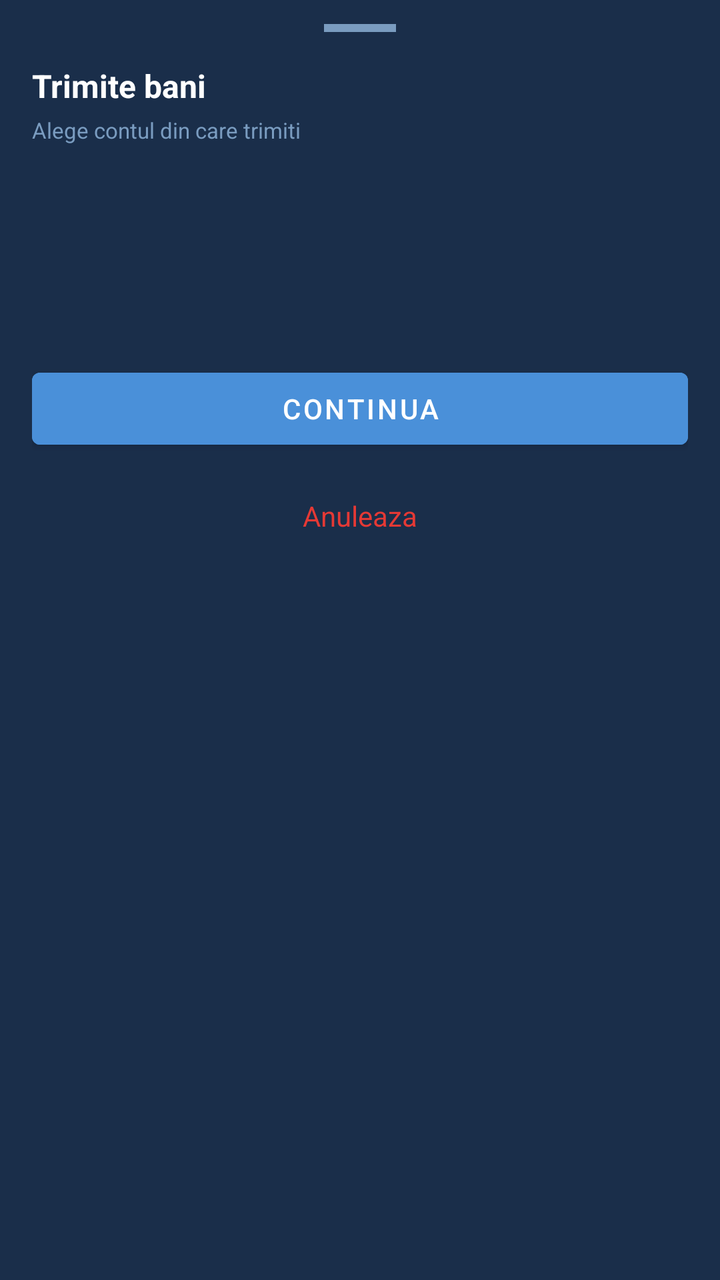
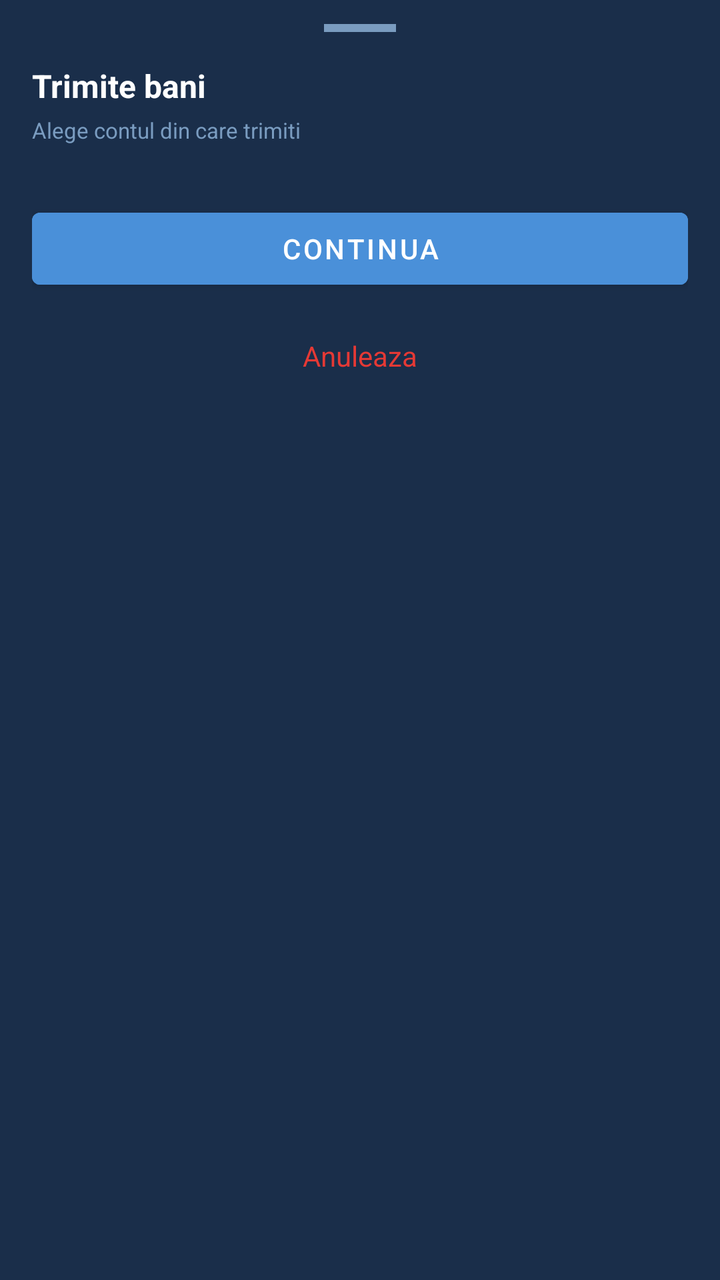

Compare the two renders of this Android layout. The source of the first and the diff that turns it into the second are given below.
<!-- AndroidManifest.xml: application theme Theme.LicentaMultibankingApp -->
<!-- res/layout/bottom_sheet_trimite.xml -->
<?xml version="1.0" encoding="utf-8"?>
<LinearLayout xmlns:android="http://schemas.android.com/apk/res/android"
    android:layout_width="match_parent"
    android:layout_height="wrap_content"
    android:orientation="vertical"
    android:background="#1A2E4A">

    <View
        android:layout_width="36dp"
        android:layout_height="4dp"
        android:background="#7A9CC0"
        android:layout_gravity="center_horizontal"
        android:layout_marginTop="12dp"
        android:layout_marginBottom="16dp"/>

    <ViewFlipper
        android:id="@+id/viewSwitcherTrimite"
        android:layout_width="match_parent"
        android:layout_height="wrap_content">

        
        <LinearLayout
            android:layout_width="match_parent"
            android:layout_height="wrap_content"
            android:orientation="vertical"
            android:paddingStart="16dp"
            android:paddingEnd="16dp"
            android:paddingBottom="24dp">

            <TextView
                android:layout_width="wrap_content"
                android:layout_height="wrap_content"
                android:text="Trimite bani"
                android:textColor="#FFFFFF"
                android:textSize="16sp"
                android:textStyle="bold"
                android:layout_marginBottom="4dp"/>

            <TextView
                android:layout_width="wrap_content"
                android:layout_height="wrap_content"
                android:text="Alege contul din care trimiti"
                android:textColor="#7A9CC0"
                android:textSize="11sp"
                android:layout_marginBottom="12dp"/>

            <androidx.recyclerview.widget.RecyclerView
                android:id="@+id/rvCarduriTrimite"
                android:layout_width="match_parent"
                android:layout_height="80dp"
                android:orientation="horizontal"
                android:clipToPadding="false"
                android:layout_marginBottom="16dp"/>

            <Button
                android:id="@+id/btnContinuaPas1"
                android:layout_width="match_parent"
                android:layout_height="wrap_content"
                android:text="Continua"
                android:backgroundTint="#4A90D9"
                android:textColor="#FFFFFF"
                android:layout_marginBottom="8dp"/>

            <TextView
                android:id="@+id/tvAnuleazaPas1"
                android:layout_width="match_parent"
                android:layout_height="wrap_content"
                android:text="Anuleaza"
                android:textColor="#E53935"
                android:gravity="center"
                android:padding="12dp"/>

        </LinearLayout>

        
        <LinearLayout
            android:layout_width="match_parent"
            android:layout_height="wrap_content"
            android:orientation="vertical"
            android:paddingStart="16dp"
            android:paddingEnd="16dp"
            android:paddingBottom="24dp">

            <TextView
                android:layout_width="wrap_content"
                android:layout_height="wrap_content"
                android:text="Catre cine trimiti?"
                android:textColor="#FFFFFF"
                android:textSize="16sp"
                android:textStyle="bold"
                android:layout_marginBottom="16dp"/>

            
            <TextView
                android:layout_width="wrap_content"
                android:layout_height="wrap_content"
                android:text="Contacte salvate"
                android:textColor="#7A9CC0"
                android:textSize="11sp"
                android:layout_marginBottom="8dp"/>

            <androidx.recyclerview.widget.RecyclerView
                android:id="@+id/rvContacteTrimite"
                android:layout_width="match_parent"
                android:layout_height="wrap_content"
                android:layout_marginBottom="12dp"
                android:nestedScrollingEnabled="false"/>

            
            <LinearLayout
                android:id="@+id/optionNrNou"
                android:layout_width="match_parent"
                android:layout_height="wrap_content"
                android:orientation="horizontal"
                android:gravity="center_vertical"
                android:background="#12203A"
                android:padding="14dp"
                android:layout_marginBottom="8dp">

                <TextView
                    android:layout_width="38dp"
                    android:layout_height="38dp"
                    android:gravity="center"
                    android:text="NR"
                    android:textColor="#B0C8F0"
                    android:textSize="11sp"
                    android:background="#1A3C6E"
                    android:layout_marginEnd="12dp"/>

                <LinearLayout
                    android:layout_width="0dp"
                    android:layout_height="wrap_content"
                    android:layout_weight="1"
                    android:orientation="vertical">

                    <TextView
                        android:layout_width="wrap_content"
                        android:layout_height="wrap_content"
                        android:text="Numar de telefon nou"
                        android:textColor="#FFFFFF"
                        android:textSize="13sp"
                        android:textStyle="bold"/>

                    <TextView
                        android:layout_width="wrap_content"
                        android:layout_height="wrap_content"
                        android:text="Trimite prin RoPay la orice numar"
                        android:textColor="#7A9CC0"
                        android:textSize="11sp"/>

                </LinearLayout>

            </LinearLayout>

            
            <LinearLayout
                android:id="@+id/optionIbanTrimite"
                android:layout_width="match_parent"
                android:layout_height="wrap_content"
                android:orientation="horizontal"
                android:gravity="center_vertical"
                android:background="#12203A"
                android:padding="14dp"
                android:layout_marginBottom="16dp">

                <TextView
                    android:layout_width="38dp"
                    android:layout_height="38dp"
                    android:gravity="center"
                    android:text="IB"
                    android:textColor="#B0C8F0"
                    android:textSize="11sp"
                    android:background="#1A3C6E"
                    android:layout_marginEnd="12dp"/>

                <LinearLayout
                    android:layout_width="0dp"
                    android:layout_height="wrap_content"
                    android:layout_weight="1"
                    android:orientation="vertical">

                    <TextView
                        android:layout_width="wrap_content"
                        android:layout_height="wrap_content"
                        android:text="Prin IBAN"
                        android:textColor="#FFFFFF"
                        android:textSize="13sp"
                        android:textStyle="bold"/>

                    <TextView
                        android:layout_width="wrap_content"
                        android:layout_height="wrap_content"
                        android:text="Introdu IBAN-ul destinatarului"
                        android:textColor="#7A9CC0"
                        android:textSize="11sp"/>

                </LinearLayout>

            </LinearLayout>

            <TextView
                android:id="@+id/tvInapoiPas2"
                android:layout_width="match_parent"
                android:layout_height="wrap_content"
                android:text="Inapoi"
                android:textColor="#4A90D9"
                android:gravity="center"
                android:padding="12dp"/>

        </LinearLayout>

        
        <LinearLayout
            android:layout_width="match_parent"
            android:layout_height="wrap_content"
            android:orientation="vertical"
            android:paddingStart="16dp"
            android:paddingEnd="16dp"
            android:paddingBottom="24dp">

            <TextView
                android:id="@+id/tvTitluDestinatarPas3"
                android:layout_width="wrap_content"
                android:layout_height="wrap_content"
                android:text="Trimite bani"
                android:textColor="#FFFFFF"
                android:textSize="16sp"
                android:textStyle="bold"
                android:layout_marginBottom="4dp"/>

            <TextView
                android:id="@+id/tvSubtitluDestinatarPas3"
                android:layout_width="wrap_content"
                android:layout_height="wrap_content"
                android:text="0722 xxx xxx"
                android:textColor="#7A9CC0"
                android:textSize="11sp"
                android:layout_marginBottom="16dp"/>

            <TextView
                android:layout_width="wrap_content"
                android:layout_height="wrap_content"
                android:text="Suma (RON)"
                android:textColor="#7A9CC0"
                android:textSize="11sp"
                android:layout_marginBottom="6dp"/>

            <EditText
                android:id="@+id/etSumaTrimite"
                android:layout_width="match_parent"
                android:layout_height="wrap_content"
                android:hint="0.00"
                android:textColor="#FFFFFF"
                android:textColorHint="#7A9CC0"
                android:background="#12203A"
                android:padding="14dp"
                android:inputType="numberDecimal"
                android:textSize="18sp"
                android:gravity="center"
                android:layout_marginBottom="12dp"/>

            <TextView
                android:layout_width="wrap_content"
                android:layout_height="wrap_content"
                android:text="Motiv (optional)"
                android:textColor="#7A9CC0"
                android:textSize="11sp"
                android:layout_marginBottom="6dp"/>

            <EditText
                android:id="@+id/etMotivTrimite"
                android:layout_width="match_parent"
                android:layout_height="wrap_content"
                android:hint="ex: chirie, masa, cadou..."
                android:textColor="#FFFFFF"
                android:textColorHint="#7A9CC0"
                android:background="#12203A"
                android:padding="14dp"
                android:inputType="text"
                android:singleLine="true"
                android:layout_marginBottom="16dp"/>

            <Button
                android:id="@+id/btnContinuaPas3"
                android:layout_width="match_parent"
                android:layout_height="wrap_content"
                android:text="Continua"
                android:backgroundTint="#4A90D9"
                android:textColor="#FFFFFF"
                android:layout_marginBottom="8dp"/>

            <TextView
                android:id="@+id/tvInapoiPas3"
                android:layout_width="match_parent"
                android:layout_height="wrap_content"
                android:text="Inapoi"
                android:textColor="#4A90D9"
                android:gravity="center"
                android:padding="12dp"/>

        </LinearLayout>

        
        <LinearLayout
            android:layout_width="match_parent"
            android:layout_height="wrap_content"
            android:orientation="vertical"
            android:paddingStart="16dp"
            android:paddingEnd="16dp"
            android:paddingBottom="24dp">

            <TextView
                android:layout_width="wrap_content"
                android:layout_height="wrap_content"
                android:text="Confirma transferul"
                android:textColor="#FFFFFF"
                android:textSize="16sp"
                android:textStyle="bold"
                android:layout_marginBottom="4dp"/>

            
            <TextView
                android:layout_width="wrap_content"
                android:layout_height="wrap_content"
                android:text="Transfer instant · RoPay"
                android:textColor="#90CAF9"
                android:textSize="10sp"
                android:background="#0D47A1"
                android:paddingStart="8dp"
                android:paddingEnd="8dp"
                android:paddingTop="3dp"
                android:paddingBottom="3dp"
                android:layout_marginBottom="16dp"/>

            
            <LinearLayout
                android:layout_width="match_parent"
                android:layout_height="wrap_content"
                android:orientation="vertical"
                android:background="#12203A"
                android:padding="14dp"
                android:layout_marginBottom="12dp">

                <LinearLayout
                    android:layout_width="match_parent"
                    android:layout_height="wrap_content"
                    android:orientation="horizontal"
                    android:layout_marginBottom="8dp">

                    <TextView
                        android:layout_width="0dp"
                        android:layout_height="wrap_content"
                        android:layout_weight="1"
                        android:text="Catre"
                        android:textColor="#7A9CC0"
                        android:textSize="12sp"/>

                    <TextView
                        android:id="@+id/tvConfirmareDestinatarTrimite"
                        android:layout_width="wrap_content"
                        android:layout_height="wrap_content"
                        android:textColor="#FFFFFF"
                        android:textSize="12sp"
                        android:text="—"/>

                </LinearLayout>

                <LinearLayout
                    android:layout_width="match_parent"
                    android:layout_height="wrap_content"
                    android:orientation="horizontal"
                    android:layout_marginBottom="8dp">

                    <TextView
                        android:layout_width="0dp"
                        android:layout_height="wrap_content"
                        android:layout_weight="1"
                        android:text="Suma"
                        android:textColor="#7A9CC0"
                        android:textSize="12sp"/>

                    <TextView
                        android:id="@+id/tvConfirmareSumaTrimite"
                        android:layout_width="wrap_content"
                        android:layout_height="wrap_content"
                        android:textColor="#FFFFFF"
                        android:textSize="14sp"
                        android:textStyle="bold"
                        android:text="0 RON"/>

                </LinearLayout>

                <LinearLayout
                    android:layout_width="match_parent"
                    android:layout_height="wrap_content"
                    android:orientation="horizontal"
                    android:layout_marginBottom="8dp">

                    <TextView
                        android:layout_width="0dp"
                        android:layout_height="wrap_content"
                        android:layout_weight="1"
                        android:text="Din cont"
                        android:textColor="#7A9CC0"
                        android:textSize="12sp"/>

                    <TextView
                        android:id="@+id/tvConfirmareContTrimite"
                        android:layout_width="wrap_content"
                        android:layout_height="wrap_content"
                        android:textColor="#FFFFFF"
                        android:textSize="12sp"
                        android:text="—"/>

                </LinearLayout>

                <LinearLayout
                    android:layout_width="match_parent"
                    android:layout_height="wrap_content"
                    android:orientation="horizontal">

                    <TextView
                        android:layout_width="0dp"
                        android:layout_height="wrap_content"
                        android:layout_weight="1"
                        android:text="Metoda"
                        android:textColor="#7A9CC0"
                        android:textSize="12sp"/>

                    <TextView
                        android:layout_width="wrap_content"
                        android:layout_height="wrap_content"
                        android:text="Transfer instant"
                        android:textColor="#90CAF9"
                        android:textSize="12sp"/>

                </LinearLayout>

            </LinearLayout>

            <TextView
                android:layout_width="match_parent"
                android:layout_height="wrap_content"
                android:text="In implementarea reala, transferul s-ar procesa prin infrastructura RoPay"
                android:textColor="#7A9CC0"
                android:textSize="10sp"
                android:gravity="center"
                android:layout_marginBottom="12dp"/>

            
            <LinearLayout
                android:id="@+id/layoutLoadingTrimite"
                android:layout_width="match_parent"
                android:layout_height="wrap_content"
                android:orientation="vertical"
                android:gravity="center"
                android:padding="8dp"
                android:visibility="gone">

                <ProgressBar
                    android:layout_width="28dp"
                    android:layout_height="28dp"
                    android:layout_marginBottom="6dp"/>

                <TextView
                    android:id="@+id/tvStatusTrimite"
                    android:layout_width="wrap_content"
                    android:layout_height="wrap_content"
                    android:text="Se proceseaza..."
                    android:textColor="#7A9CC0"
                    android:textSize="12sp"/>

            </LinearLayout>

            <Button
                android:id="@+id/btnConfirmaTrimite"
                android:layout_width="match_parent"
                android:layout_height="wrap_content"
                android:text="CONFIRMA TRANSFERUL"
                android:backgroundTint="#4A90D9"
                android:textColor="#FFFFFF"
                android:layout_marginBottom="8dp"/>

            <TextView
                android:id="@+id/tvInapoiPas4"
                android:layout_width="match_parent"
                android:layout_height="wrap_content"
                android:text="Inapoi"
                android:textColor="#4A90D9"
                android:gravity="center"
                android:padding="12dp"/>

        </LinearLayout>

    </ViewFlipper>

</LinearLayout>
<!-- resources referenced by this layout -->
<resources>
  <style name="Theme.LicentaMultibankingApp" parent="Base.Theme.LicentaMultibankingApp" />
  <style name="Base.Theme.LicentaMultibankingApp" parent="Theme.MaterialComponents.DayNight.NoActionBar">
          <item name="android:textColorHint">#888888</item>
          
          
      </style>
</resources>

<!-- the commit's change to res/layout/bottom_sheet_trimite.xml (unified diff, before → after) -->
@@ -47,8 +47,7 @@
             <androidx.recyclerview.widget.RecyclerView
                 android:id="@+id/rvCarduriTrimite"
                 android:layout_width="match_parent"
-                android:layout_height="80dp"
-                android:orientation="horizontal"
+                android:layout_height="wrap_content"                android:orientation="horizontal"
                 android:clipToPadding="false"
                 android:layout_marginBottom="16dp"/>
 
